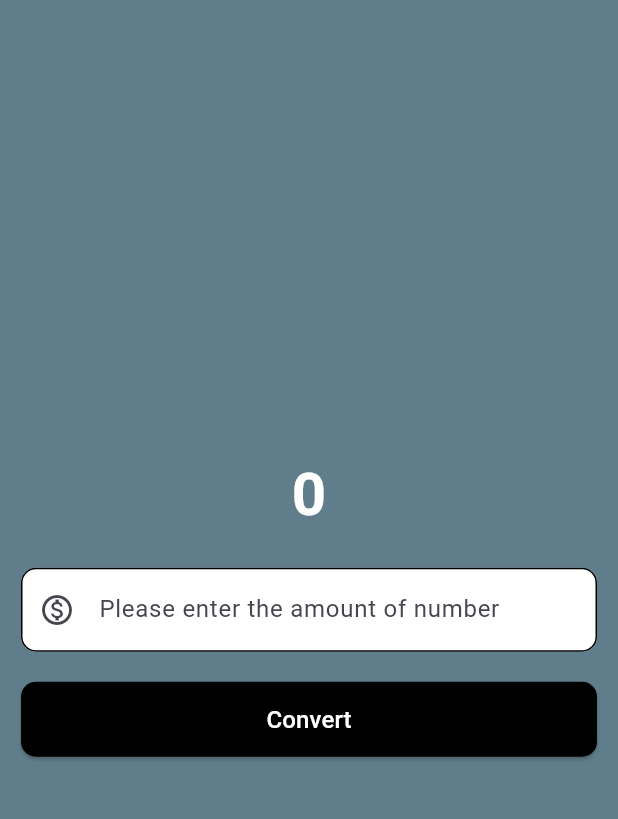
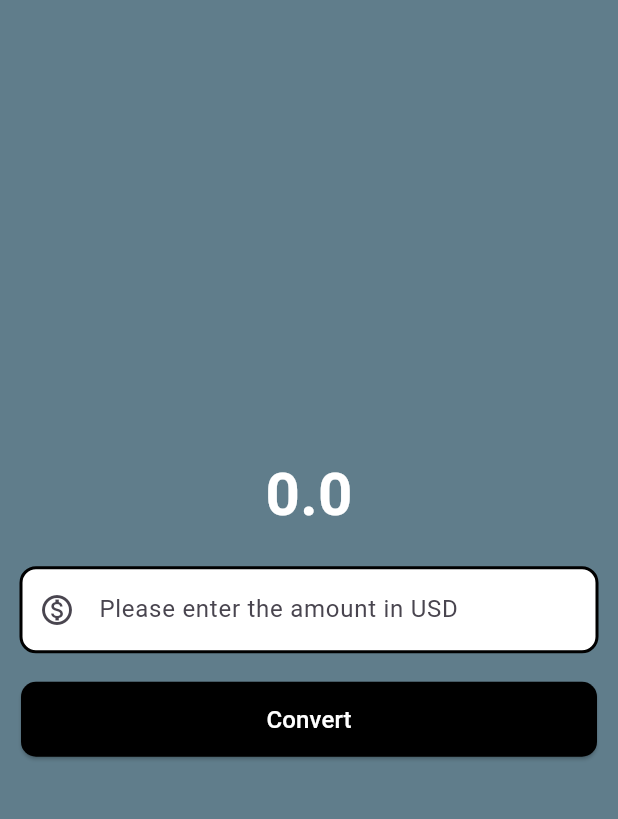
Before and after one commit to VannetNang/currency-converter-flutter, a Flutter app: the screen it shows after launch, after a tap on "Convert", on a phone screen of 412 x 824 dp, the part 63-882 px from its top. Run offline on Flutter 3.47's test engine with Material 3 defaults, Android fonts, the phone set to English and light mode, and no system bars.

Commit message:
- Completed function for Currency Converter

```diff
--- a/lib/currency_converter_material_page.dart
+++ b/lib/currency_converter_material_page.dart
@@ -1,7 +1,29 @@
 import 'package:flutter/material.dart';
 
-class CurrencyConverterMaterialPage extends StatelessWidget {
+class CurrencyConverterMaterialPage extends StatefulWidget {
   const CurrencyConverterMaterialPage({super.key});
+
+  @override
+  State createState() => _CurrencyConverterMaterialPageState();
+}
+
+class _CurrencyConverterMaterialPageState extends State {
+  final TextEditingController textEditingController = TextEditingController();
+  double result = 0;
+
+  final border = OutlineInputBorder(
+    borderRadius: BorderRadius.all(Radius.circular(10)),
+    borderSide: BorderSide(
+      color: Colors.black,
+      width: 2,
+      strokeAlign: BorderSide.strokeAlignCenter,
+    ),
+  );
+
+  double usdToYen(String textController) {
+    double newNum = double.tryParse(textController) ?? 0;
+    return newNum * 148;
+  }
 
   @override
   Widget build(BuildContext context) {
@@ -22,7 +44,7 @@ class CurrencyConverterMaterialPage extends StatelessWidget {
           children: [
             Padding(padding: EdgeInsets.only(bottom: 10)),
             Text(
-              '0',
+              result == 0 ? result.toString() : '¥ ${result.toString()}',
               style: TextStyle(
                 fontSize: 40,
                 fontWeight: FontWeight.w700,
@@ -33,18 +55,15 @@ class CurrencyConverterMaterialPage extends StatelessWidget {
             Container(
               padding: EdgeInsets.symmetric(vertical: 20, horizontal: 14),
               child: TextField(
+                controller: textEditingController,
                 keyboardType: TextInputType.numberWithOptions(decimal: true),
                 decoration: InputDecoration(
-                  hintText: 'Please enter the amount of number',
+                  hintText: 'Please enter the amount in USD',
                   prefixIcon: Icon(Icons.monetization_on_outlined),
                   filled: true,
                   fillColor: Colors.white,
-                  focusedBorder: OutlineInputBorder(
-                    borderRadius: BorderRadius.all(Radius.circular(10)),
-                  ),
-                  enabledBorder: OutlineInputBorder(
-                    borderRadius: BorderRadius.all(Radius.circular(10)),
-                  ),
+                  focusedBorder: border,
+                  enabledBorder: border,
                 ),
               ),
             ),
@@ -52,17 +71,17 @@ class CurrencyConverterMaterialPage extends StatelessWidget {
             Container(
               padding: EdgeInsets.symmetric(horizontal: 14),
               child: ElevatedButton(
-                onPressed: () => print('button clicked'),
-                style: ButtonStyle(
-                  minimumSize: WidgetStatePropertyAll(
-                    Size(double.infinity, 50),
-                  ),
-                  foregroundColor: WidgetStatePropertyAll(Colors.white),
-                  backgroundColor: WidgetStatePropertyAll(Colors.black),
-                  shape: WidgetStatePropertyAll(
-                    RoundedRectangleBorder(
-                      borderRadius: BorderRadius.all(Radius.circular(10)),
-                    ),
+                onPressed: () => {
+                  setState(() {
+                    result = usdToYen(textEditingController.text);
+                  }),
+                },
+                style: ElevatedButton.styleFrom(
+                  minimumSize: Size(double.infinity, 50),
+                  foregroundColor: (Colors.white),
+                  backgroundColor: (Colors.black),
+                  shape: RoundedRectangleBorder(
+                    borderRadius: BorderRadius.all(Radius.circular(10)),
                   ),
                 ),
                 child: Text('Convert', style: TextStyle(fontSize: 16)),
```
